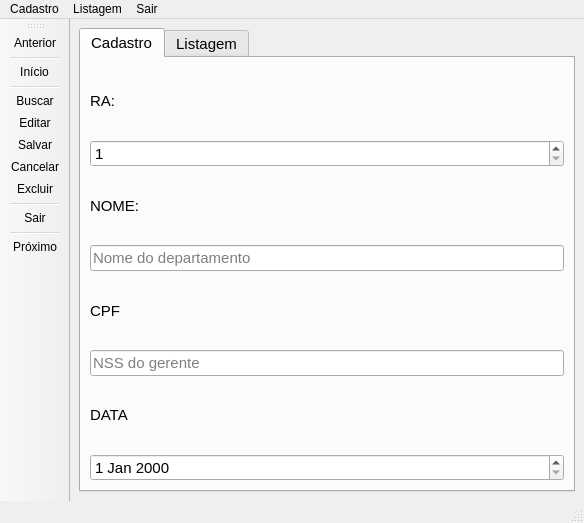
The window that qt/FrmDepto.ui (cc23521/Pratica1) describes before a commit, drawn with Qt 5.
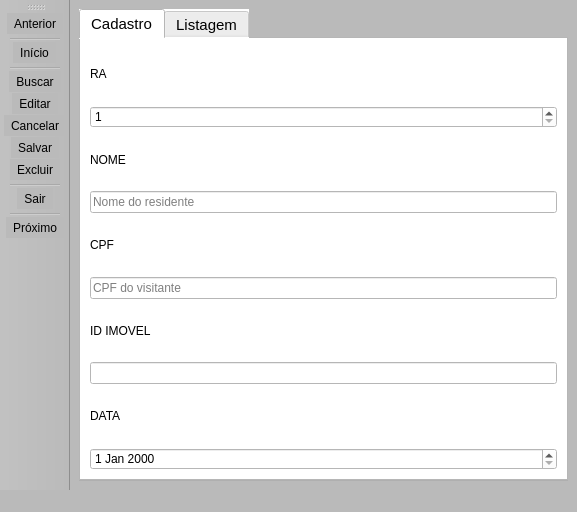
The same window after the commit. The open tabs and pages were chosen to show the change. Icons and pictures are not drawn.

The edit to the form file:
```diff
--- a/qt/FrmDepto.ui
+++ b/qt/FrmDepto.ui
@@ -6,8 +6,8 @@
    <rect>
     <x>0</x>
     <y>0</y>
-    <width>584</width>
-    <height>523</height>
+    <width>577</width>
+    <height>512</height>
    </rect>
   </property>
   <property name="windowTitle">
@@ -19,6 +19,16 @@
   <property name="statusTip">
    <string/>
   </property>
+  <property name="layoutDirection">
+   <enum>Qt::LeftToRight</enum>
+  </property>
+  <property name="styleSheet">
+   <string notr="true">background-color: rgb(186, 186, 186);
+</string>
+  </property>
+  <property name="toolButtonStyle">
+   <enum>Qt::ToolButtonTextOnly</enum>
+  </property>
   <widget class="QWidget" name="centralwidget">
    <layout class="QHBoxLayout" name="horizontalLayout">
     <item>
@@ -36,6 +46,9 @@
       <property name="cursor">
        <cursorShape>IBeamCursor</cursorShape>
       </property>
+      <property name="styleSheet">
+       <string notr="true">background-color: rgb(255, 255, 255);</string>
+      </property>
       <property name="currentIndex">
        <number>1</number>
       </property>
@@ -54,7 +67,7 @@
         <item>
          <widget class="QLabel" name="label">
           <property name="text">
-           <string>RA:</string>
+           <string>RA</string>
           </property>
          </widget>
         </item>
@@ -71,7 +84,7 @@
         <item>
          <widget class="QLabel" name="label_2">
           <property name="text">
-           <string>NOME:</string>
+           <string>NOME</string>
           </property>
          </widget>
         </item>
@@ -99,7 +112,7 @@
            <enum>QLineEdit::Normal</enum>
           </property>
           <property name="placeholderText">
-           <string>Nome do departamento</string>
+           <string>Nome do residente</string>
           </property>
          </widget>
         </item>
@@ -119,10 +132,20 @@
            <number>9</number>
           </property>
           <property name="placeholderText">
-           <string>NSS do gerente</string>
+           <string>CPF do visitante</string>
           </property>
          </widget>
         </item>
+        <item>
+         <widget class="QLabel" name="label_5">
+          <property name="text">
+           <string>ID IMOVEL</string>
+          </property>
+         </widget>
+        </item>
+        <item>
+         <widget class="QLineEdit" name="lineEdit"/>
+        </item>
         <item>
          <widget class="QLabel" name="label_4">
           <property name="text">
@@ -189,39 +212,6 @@
     </item>
    </layout>
   </widget>
-  <widget class="QMenuBar" name="menubar">
-   <property name="geometry">
-    <rect>
-     <x>0</x>
-     <y>0</y>
-     <width>584</width>
-     <height>21</height>
-    </rect>
-   </property>
-   <widget class="QMenu" name="menuCadastro">
-    <property name="title">
-     <string>Cadastro</string>
-    </property>
-    <addaction name="actionConex_o"/>
-    <addaction name="separator"/>
-    <addaction name="actionSair"/>
-   </widget>
-   <widget class="QMenu" name="menuListagem">
-    <property name="title">
-     <string>Listagem</string>
-    </property>
-    <addaction name="actionListar"/>
-   </widget>
-   <widget class="QMenu" name="menuSair">
-    <property name="title">
-     <string>Sair</string>
-    </property>
-    <addaction name="actionSair_2"/>
-   </widget>
-   <addaction name="menuCadastro"/>
-   <addaction name="menuListagem"/>
-   <addaction name="menuSair"/>
-  </widget>
   <widget class="QStatusBar" name="statusbar"/>
   <widget class="QToolBar" name="tbBotoes">
    <property name="windowTitle">
@@ -248,8 +238,8 @@
    <addaction name="separator"/>
    <addaction name="action_Buscar"/>
    <addaction name="action_Editar"/>
-   <addaction name="action_Salvar"/>
    <addaction name="action_Cancelar"/>
+   <addaction name="action_Salvar"/>
    <addaction name="action_Excluir"/>
    <addaction name="separator"/>
    <addaction name="action_Sair"/>
```
Left out of the diff: 11 changed lines with no effect on the pictures.
